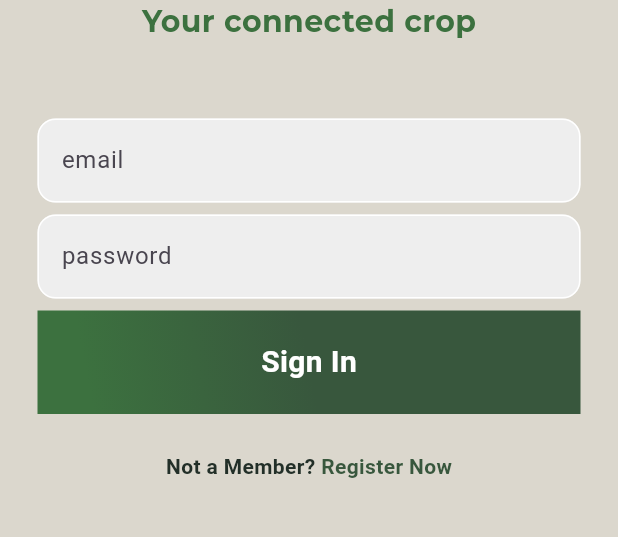
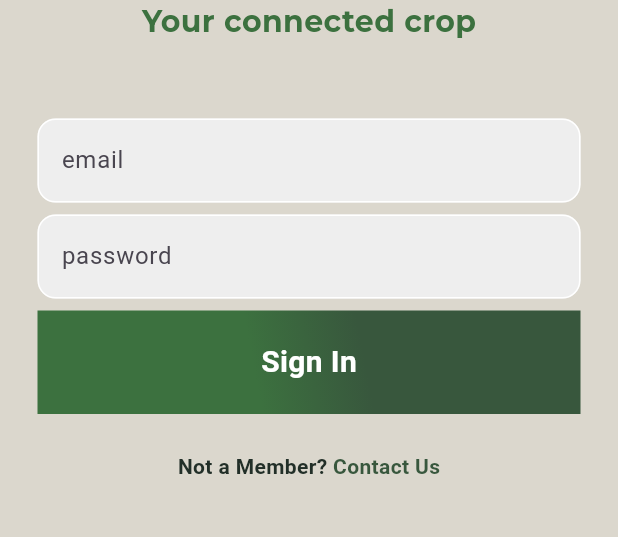
Before and after one commit to Antt02/TFG-ComputerVisionAnswersExtended, a Flutter app: the screen it shows after launch, on a phone screen of 412 x 824 dp, the part 534-1071 px from its top. Run offline on Flutter 3.47's test engine with Material 3 defaults, Android fonts, the phone set to English and light mode, and no system bars; our stand-ins replace firebase_auth, firebase_core, flutter_svg, google_fonts; accounts and stored records are empty.

Commit message:
Minimal changes

```diff
--- a/Programming/CropConnect/lib/home_page.dart
+++ b/Programming/CropConnect/lib/home_page.dart
@@ -22,7 +22,7 @@ class _HomePageState extends State<HomePage> {
                 FirebaseAuth.instance.signOut();
               },
               color: Colors.redAccent,
-                child: Text("Sign Out"),
+                child: const Text("Sign Out"),
               )
             ],
           )
--- a/Programming/CropConnect/lib/login_page.dart
+++ b/Programming/CropConnect/lib/login_page.dart
@@ -4,7 +4,7 @@ import 'package:firebase_auth/firebase_auth.dart';
 import 'package:flutter/material.dart';
 import 'package:google_fonts/google_fonts.dart';
 import 'package:flutter_svg/flutter_svg.dart';
-import 'myColors.dart';
+import 'my_colors.dart';
 
 class LoginPage extends StatefulWidget {
   const LoginPage({Key? key}) : super(key: key);
@@ -128,9 +128,9 @@ class _LoginPageState extends State<LoginPage> {
                         gradient: LinearGradient(
                           begin: Alignment.topRight,
                           end: Alignment.bottomLeft,
-                          stops: [
-                            0.5,
-                            0.9,
+                          stops: const [
+                            0.4,
+                            0.6,
                           ],
                           colors: [
                             AppColors.darkGreen2,
@@ -161,11 +161,14 @@ class _LoginPageState extends State<LoginPage> {
                           color: AppColors.darkGreen,
                           fontWeight: FontWeight.bold),
                     ),
-                    Text(
-                      "Register Now",
-                      style: TextStyle(
-                          color: AppColors.darkGreen2,
-                          fontWeight: FontWeight.bold),
+                    GestureDetector(
+                      onTap:  signIn, //TODO: change to create a redirect to mail
+                      child: Text(
+                        "Contact Us",
+                        style: TextStyle(
+                            color: AppColors.darkGreen2,
+                            fontWeight: FontWeight.bold),
+                      ),
                     )
                   ],
                 )
--- a/Programming/CropConnect/lib/main_page.dart
+++ b/Programming/CropConnect/lib/main_page.dart
@@ -1,7 +1,6 @@
 import 'package:crop_connect/login_page.dart';
 import 'package:firebase_auth/firebase_auth.dart';
 import 'package:flutter/material.dart';
-import 'package:firebase_auth/firebase_auth.dart';
 
 import 'home_page.dart';
 
```
Also changed, not shown: Programming/CropConnect/lib/my_colors.dart (renamed from Programming/CropConnect/lib/myColors.dart).
